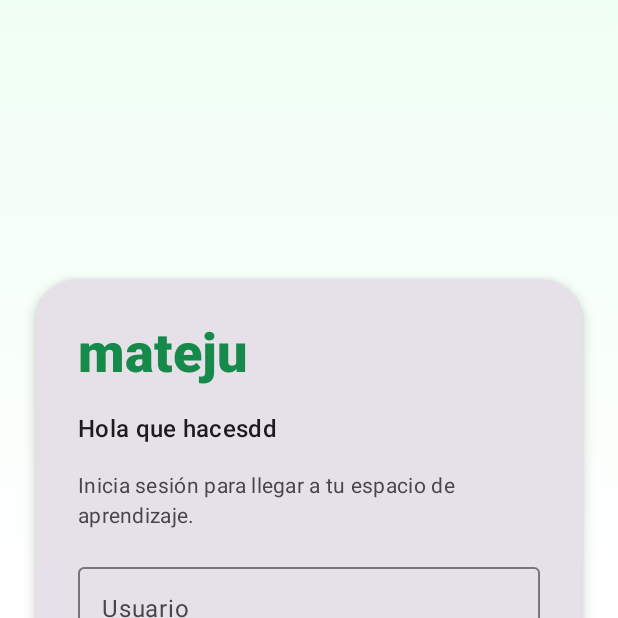
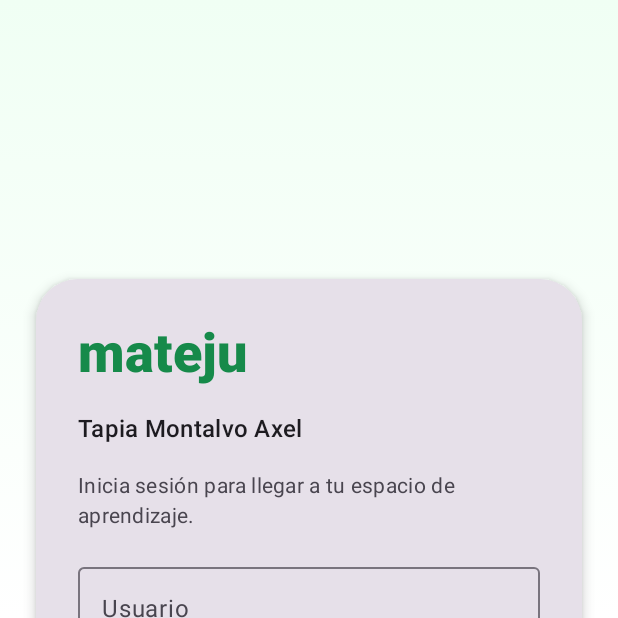
Before and after one commit to JavScript770/mat-frontend, an Android app built with Jetpack Compose: the screen it shows after launch (MainActivity), on a phone screen of 412 x 824 dp, the top half of it. Run offline under Robolectric (Android 15) with nearby library versions, the phone set to English and light mode, and no system bars.

Commit message:
prueba examen axel

```diff
--- a/composeApp/src/commonMain/kotlin/com/mateju/frontend/ui/LoginScreen.kt
+++ b/composeApp/src/commonMain/kotlin/com/mateju/frontend/ui/LoginScreen.kt
@@ -56,7 +56,7 @@ fun LoginScreen(
                     color = Color(0xFF168A4A),
                 )
                 Text(
-                    text = "Hola que hacesdd",
+                    text = "Tapia Montalvo Axel",
                     style = MaterialTheme.typography.titleMedium,
                 )
                 Text(
```
